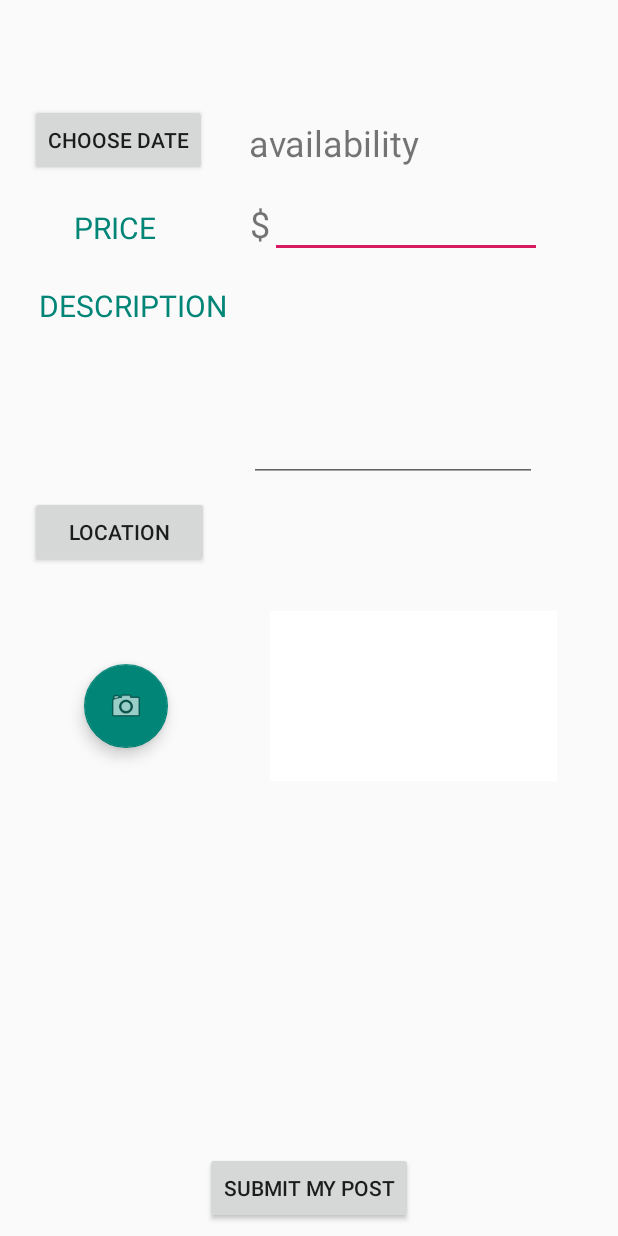
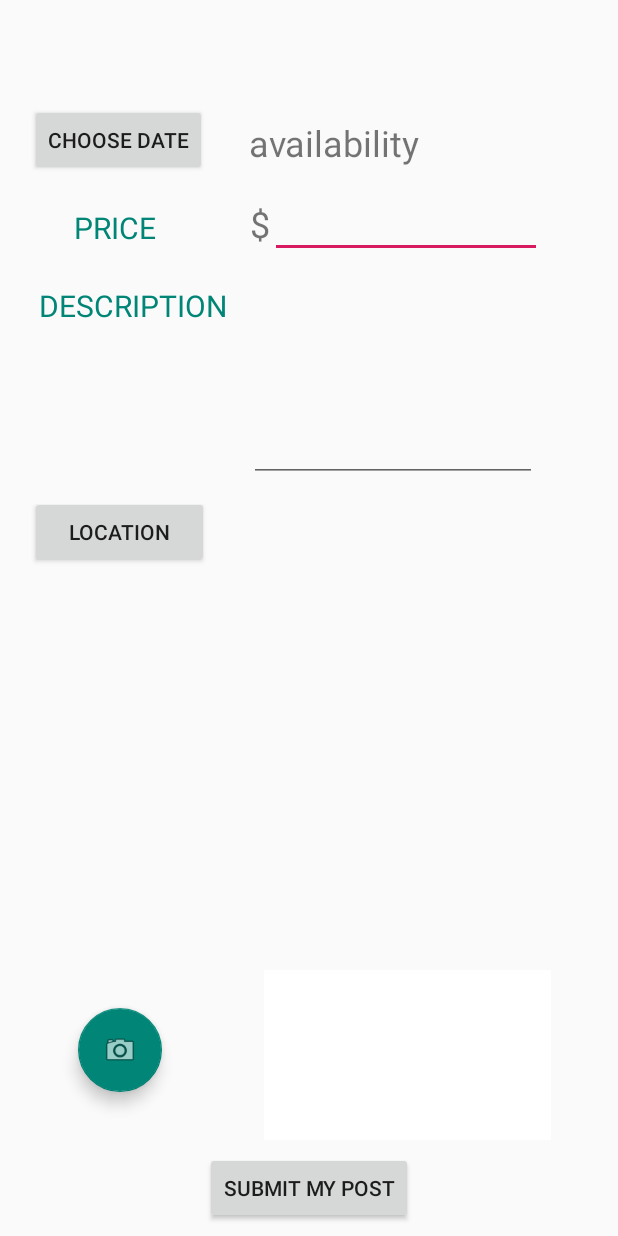
Before and after one commit to marioinfante/Couchsurfer, an Android app: the NewPostActivity screen opened directly, with no data from a screen before it, after a tap on "SUBMIT MY POST", on a phone screen of 412 x 824 dp. Run offline under Robolectric (Android 15) with nearby library versions, the phone set to English and light mode, and no system bars; our stand-ins replace Firebase (no records; nobody signed in at launch, a user with empty details on screens opened directly).

Commit message:
finished new post activity

```diff
--- a/app/src/main/java/cs184/cs/ucsb/edu/couchsurfer/NewPostActivity.java
+++ b/app/src/main/java/cs184/cs/ucsb/edu/couchsurfer/NewPostActivity.java
@@ -25,11 +25,15 @@ import com.google.android.gms.common.GooglePlayServicesRepairableException;
 import com.google.android.gms.common.api.Status;
 import com.google.android.gms.location.places.Place;
 import com.google.android.gms.location.places.ui.PlaceAutocomplete;
+import com.google.android.gms.maps.model.LatLng;
+import com.google.firebase.auth.FirebaseAuth;
 
 import java.io.File;
 import java.io.FileNotFoundException;
 import java.io.InputStream;
+import java.time.LocalDate;
 import java.util.Calendar;
+import java.util.Date;
 
 public class NewPostActivity extends AppCompatActivity implements View.OnClickListener {
 
@@ -37,6 +41,7 @@ public class NewPostActivity extends AppCompatActivity implements View.OnClickLi
     private static final int PLACE_AUTOCOMPLETE_REQUEST_CODE = 1;
 
     private int year, month, day;
+    private LatLng latlng;
 
     private Button dateButton, postButton, locationButton;
     private FloatingActionButton photoButton;
@@ -46,6 +51,7 @@ public class NewPostActivity extends AppCompatActivity implements View.OnClickLi
 
     private Uri imageUri;
     private DatePickerDialogListener dateListener;
+    CouchsurferDatabase db;
 
     @Override
     protected void onCreate(Bundle savedInstanceState) {
@@ -55,9 +61,11 @@ public class NewPostActivity extends AppCompatActivity implements View.OnClickLi
         final Calendar c = Calendar.getInstance();
         year = c.get(Calendar.YEAR);
         month = c.get(Calendar.MONTH);
-        day = c.get(Calendar.DAY_OF_MONTH);
+        day = c.get(Calendar.DAY_OF_MONTH - 1);
 
         dateListener = new DatePickerDialogListener();
+        latlng = new LatLng(0, 0);
+        db = new CouchsurferDatabase();
 
         dateButton = findViewById(R.id.dateButton);
         postButton = findViewById(R.id.postButton);
@@ -74,8 +82,6 @@ public class NewPostActivity extends AppCompatActivity implements View.OnClickLi
         postButton.setOnClickListener(this);
         photoButton.setOnClickListener(this);
         locationButton.setOnClickListener(this);
-
-
     }
 
     public void setDay(int day) { this.day = day; }
@@ -103,6 +109,50 @@ public class NewPostActivity extends AppCompatActivity implements View.OnClickLi
                 chooseImage();
                 break;
             case R.id.postButton:
+                Date currDate = new Date();
+
+                try{
+                    Double.parseDouble(priceEditText.getText().toString());
+                }catch(NumberFormatException ex){
+                    Toast.makeText(getApplicationContext(), "Please enter a valid price", Toast.LENGTH_SHORT).show();
+                    break;
+                }
+
+                if(currDate.getYear() + 1900 > year){
+                    Toast.makeText(getApplicationContext(), "Please choose a date in the future", Toast.LENGTH_SHORT).show();
+                }
+                else if(currDate.getYear() <= year){
+                    if(currDate.getMonth() > month){
+                        Toast.makeText(getApplicationContext(), "Please choose a date in the future", Toast.LENGTH_SHORT).show();
+                    }
+                    else{
+                        if(currDate.getDay() >= day){
+                            Toast.makeText(getApplicationContext(), "Please choose a date in the future", Toast.LENGTH_SHORT).show();
+                        }
+                    }
+                }
+
+                if(descriptionEditText.getText().toString().isEmpty()) {
+                    Toast.makeText(getApplicationContext(), "Please add a description", Toast.LENGTH_SHORT).show();
+                }
+                else if(latlng.latitude == 0 || latlng.longitude == 0) {
+                    Toast.makeText(getApplicationContext(), "Please choose a location", Toast.LENGTH_SHORT).show();
+                }
+                else if(imageUri == null) {
+                    Toast.makeText(getApplicationContext(), "Please add an image", Toast.LENGTH_SHORT).show();
+                }
+                else{
+                    DefaultPostFactory pf = new DefaultPostFactory();
+                    String name = FirebaseAuth.getInstance().getCurrentUser().getDisplayName();
+                    String userId = FirebaseAuth.getInstance().getCurrentUser().getUid();
+                    String description = descriptionEditText.getText().toString();
+                    Double price = Double.parseDouble(priceEditText.getText().toString());
+                    Date start = new Date(year, month, day);
+                    Date end = new Date(year, month, day + 1);
+                    CouchPost couch = pf.createPost(name, userId, description, latlng.longitude, latlng.latitude, price, start, end, imageUri.toString());
+                    db.addPost(couch);
+                    finish();
+                }
                 break;
         }
     }
@@ -179,6 +229,7 @@ public class NewPostActivity extends AppCompatActivity implements View.OnClickLi
             if (resultCode == RESULT_OK) {
                 Place place = PlaceAutocomplete.getPlace(this, data);
                 locationTextView.setText(place.getName());
+                latlng = place.getLatLng();
             } else if (resultCode == PlaceAutocomplete.RESULT_ERROR) {
                 Status status = PlaceAutocomplete.getStatus(this, data);
                 // TODO: Handle the error.
--- a/app/src/main/res/layout/activity_new_post.xml
+++ b/app/src/main/res/layout/activity_new_post.xml
@@ -115,12 +115,12 @@
         android:id="@+id/photoButton"
         android:layout_width="wrap_content"
         android:layout_height="wrap_content"
-        android:layout_marginStart="56dp"
-        android:layout_marginTop="64dp"
+        android:layout_marginStart="52dp"
+        android:layout_marginBottom="40dp"
         android:clickable="true"
         app:backgroundTint="@color/colorPrimary"
+        app:layout_constraintBottom_toTopOf="@+id/postButton"
         app:layout_constraintStart_toStartOf="parent"
-        app:layout_constraintTop_toBottomOf="@+id/locationButton"
         app:srcCompat="@android:drawable/ic_menu_camera" />
 
     <ImageView
@@ -128,9 +128,9 @@
         android:layout_width="191dp"
         android:layout_height="113dp"
         android:layout_marginStart="68dp"
-        android:layout_marginTop="28dp"
+        android:layout_marginBottom="8dp"
+        app:layout_constraintBottom_toTopOf="@+id/postButton"
         app:layout_constraintStart_toEndOf="@+id/photoButton"
-        app:layout_constraintTop_toBottomOf="@+id/locationTextView"
         app:srcCompat="@color/common_google_signin_btn_text_dark_default" />
 
     <Button
@@ -158,7 +158,7 @@
     <TextView
         android:id="@+id/locationTextView"
         android:layout_width="189dp"
-        android:layout_height="42dp"
+        android:layout_height="wrap_content"
         android:layout_marginStart="28dp"
         android:layout_marginTop="16dp"
         android:gravity="left|center"
```
